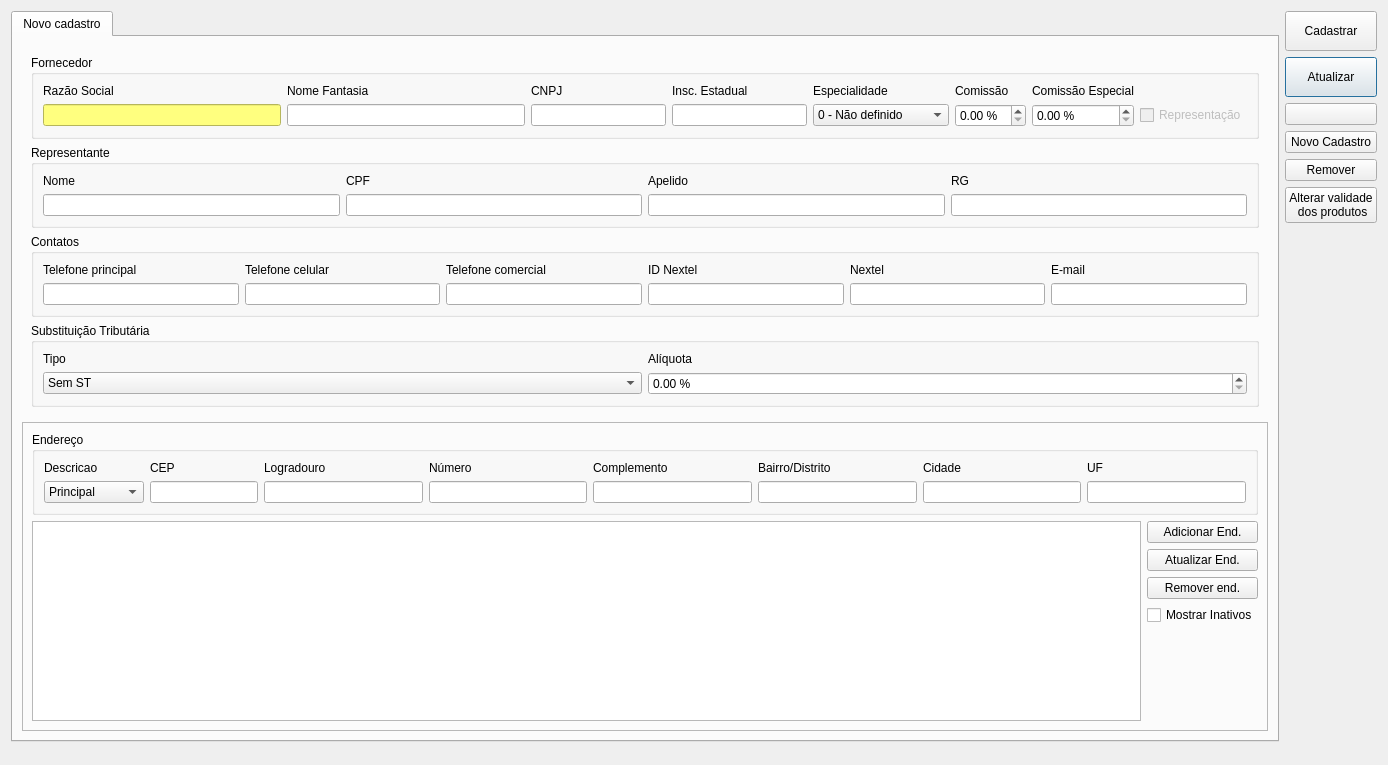
Above: ui/cadastrofornecedor.ui from darktorres/ERP-STACCATO before the change. Below: the same form after it.
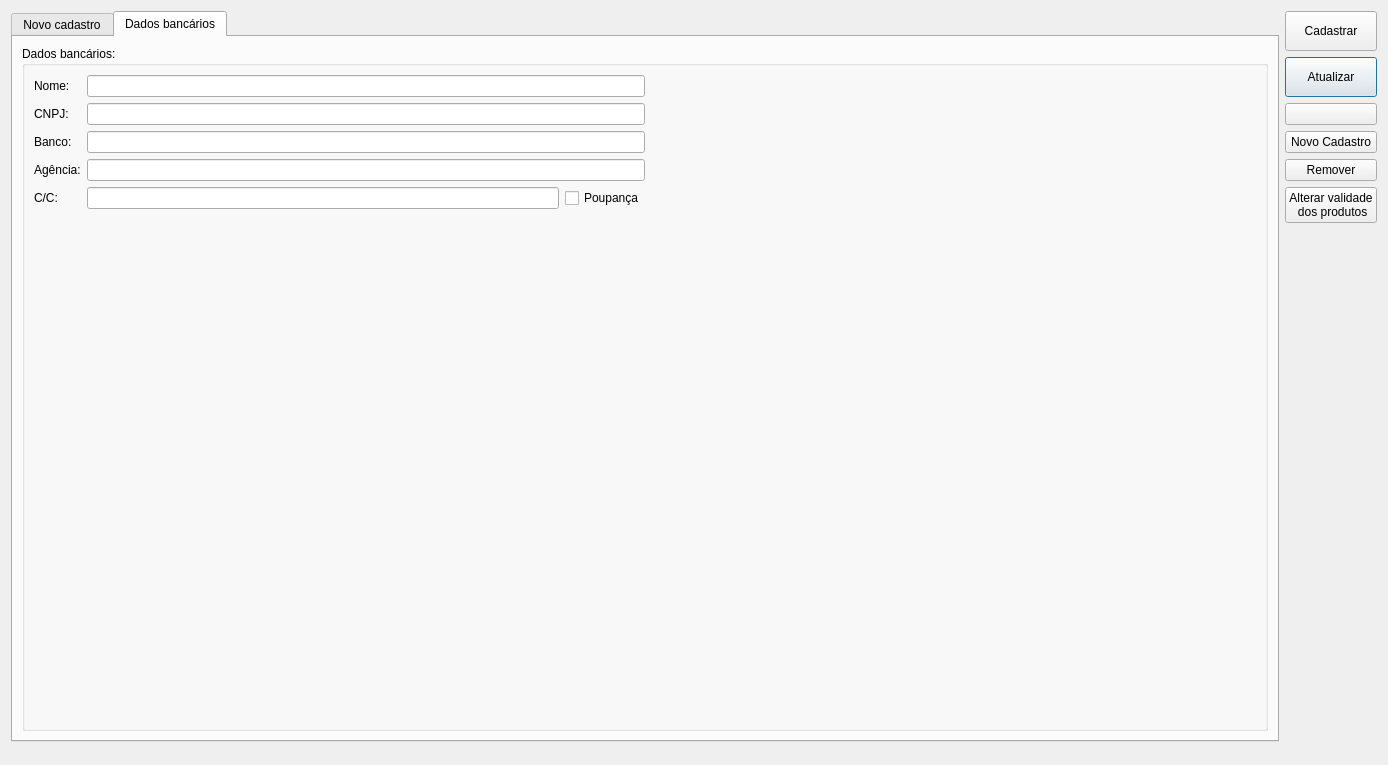
That is the form after the change. The open tabs and pages were chosen to show the change. Icons and pictures are not drawn. Custom widgets are drawn as their Qt base class.

Commit message: Dados bancários no cadastro do fornecedor

What changed in the file:
```diff
--- a/ui/cadastrofornecedor.ui
+++ b/ui/cadastrofornecedor.ui
@@ -904,6 +904,109 @@
        </item>
       </layout>
      </widget>
+     <widget class="QWidget" name="tabBancario">
+      <attribute name="title">
+       <string>Dados bancários</string>
+      </attribute>
+      <layout class="QGridLayout" name="gridLayout_12">
+       <item row="0" column="0">
+        <widget class="QGroupBox" name="groupBox_2">
+         <property name="title">
+          <string>Dados bancários:</string>
+         </property>
+         <layout class="QGridLayout" name="gridLayout_9">
+          <item row="0" column="0">
+           <layout class="QGridLayout" name="gridLayout_11">
+            <item row="4" column="0">
+             <widget class="QLabel" name="labelAgencia">
+              <property name="text">
+               <string>Agência:</string>
+              </property>
+             </widget>
+            </item>
+            <item row="5" column="0">
+             <widget class="QLabel" name="labelCC">
+              <property name="text">
+               <string>C/C:</string>
+              </property>
+             </widget>
+            </item>
+            <item row="0" column="1" colspan="2">
+             <widget class="QLineEdit" name="lineEditNomeBancario"/>
+            </item>
+            <item row="1" column="0">
+             <widget class="QLabel" name="labelBanco_4">
+              <property name="text">
+               <string>CNPJ:</string>
+              </property>
+             </widget>
+            </item>
+            <item row="4" column="1" colspan="2">
+             <widget class="QLineEdit" name="lineEditAgencia"/>
+            </item>
+            <item row="5" column="1">
+             <widget class="QLineEdit" name="lineEditCC"/>
+            </item>
+            <item row="5" column="2">
+             <widget class="QCheckBox" name="checkBoxPoupanca">
+              <property name="text">
+               <string>Poupança</string>
+              </property>
+             </widget>
+            </item>
+            <item row="1" column="1" colspan="2">
+             <widget class="QLineEdit" name="lineEditCNPJBancario"/>
+            </item>
+            <item row="2" column="0">
+             <widget class="QLabel" name="labelBanco">
+              <property name="text">
+               <string>Banco:</string>
+              </property>
+             </widget>
+            </item>
+            <item row="0" column="0">
+             <widget class="QLabel" name="labelBanco_2">
+              <property name="text">
+               <string>Nome:</string>
+              </property>
+             </widget>
+            </item>
+            <item row="2" column="1" colspan="2">
+             <widget class="QLineEdit" name="lineEditBanco"/>
+            </item>
+           </layout>
+          </item>
+          <item row="0" column="1">
+           <spacer name="horizontalSpacer">
+            <property name="orientation">
+             <enum>Qt::Horizontal</enum>
+            </property>
+            <property name="sizeHint" stdset="0">
+             <size>
+              <width>40</width>
+              <height>20</height>
+             </size>
+            </property>
+           </spacer>
+          </item>
+          <item row="1" column="0">
+           <spacer name="verticalSpacer_2">
+            <property name="orientation">
+             <enum>Qt::Vertical</enum>
+            </property>
+            <property name="sizeHint" stdset="0">
+             <size>
+              <width>20</width>
+              <height>40</height>
+             </size>
+            </property>
+           </spacer>
+          </item>
+         </layout>
+        </widget>
+       </item>
+      </layout>
+     </widget>
     </widget>
    </item>
   </layout>
```
Left out of the diff: 2 changed lines with no effect on the pictures. The commit also changes 2 other files.
